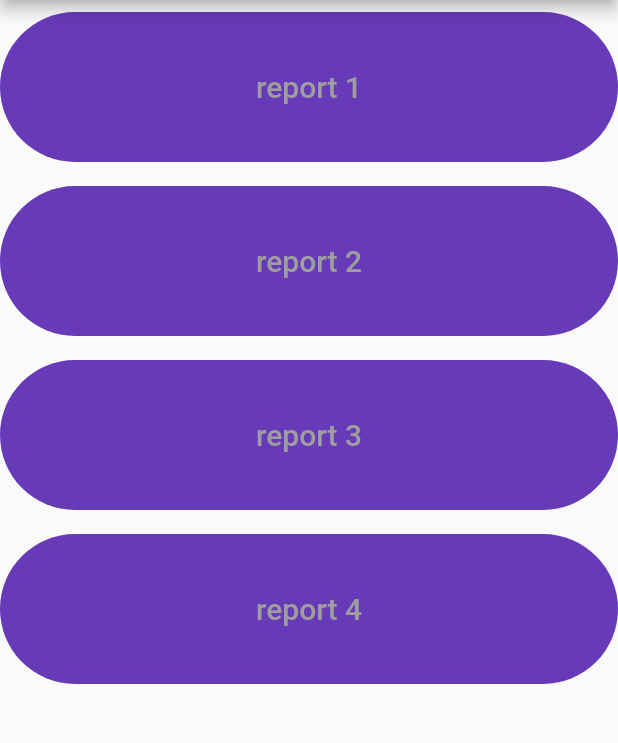
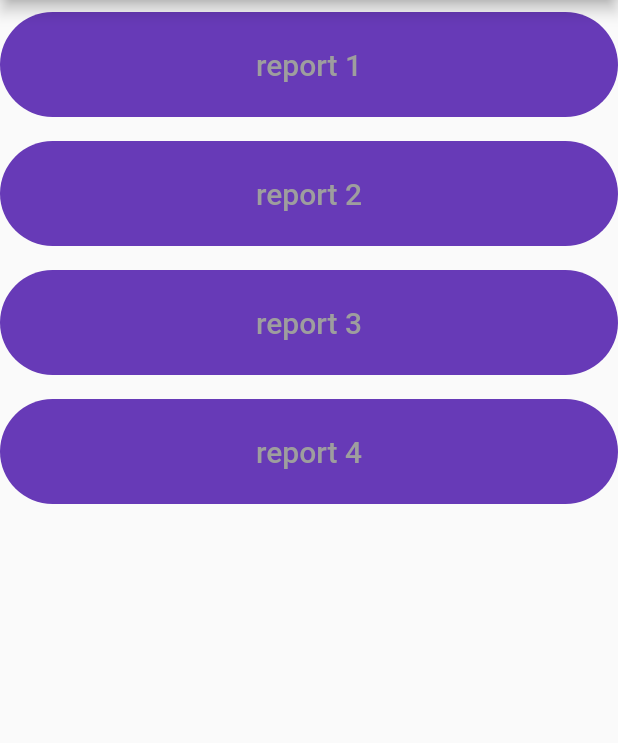
Before and after one commit to lukke117/COGM, a Flutter app: the HomeScreen screen opened directly, on a phone screen of 412 x 824 dp, the part 84-827 px from its top. Run offline on Flutter 3.47's test engine with Material 2 defaults, Android fonts, the light colour scheme and no system bars; our stand-ins replace cloud_firestore, firebase_auth, firebase_core, fluttertoast; accounts and stored records are empty.

Commit message:
idk bro pls work

```diff
--- a/lib/ws/square.dart
+++ b/lib/ws/square.dart
@@ -12,7 +12,7 @@ class MySquare extends StatelessWidget {
     return Padding(
         padding: const EdgeInsets.symmetric(vertical: 8.0),
         child: Container(
-          height: 100,
+          height: 70,
           decoration: const BoxDecoration(
             borderRadius: BorderRadius.only(
                 topLeft: Radius.circular(50.0),
```
